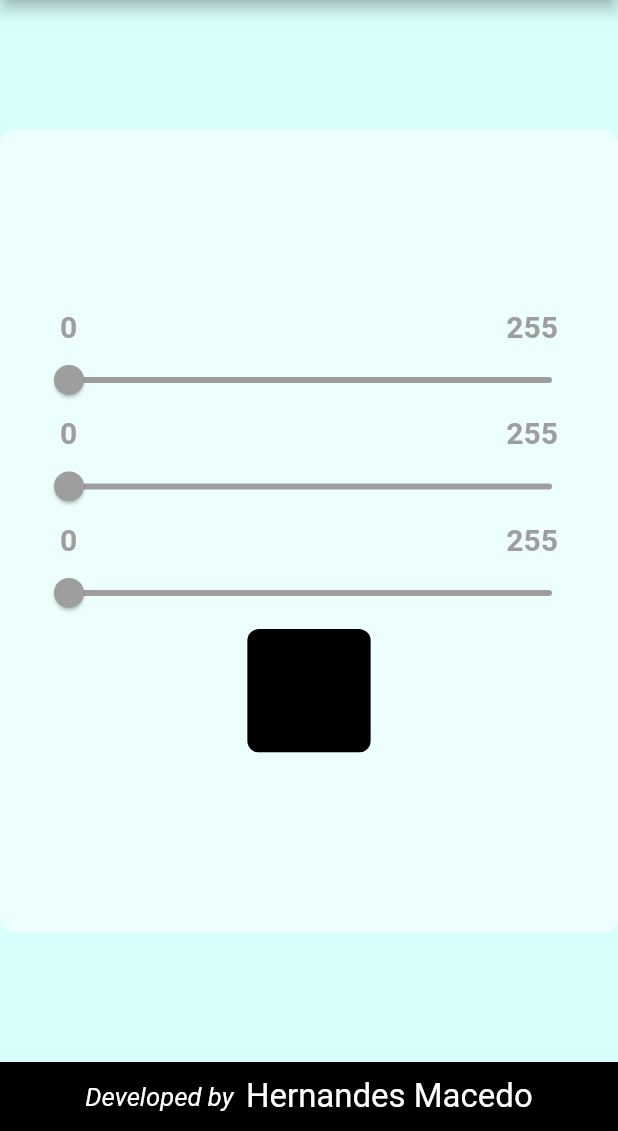
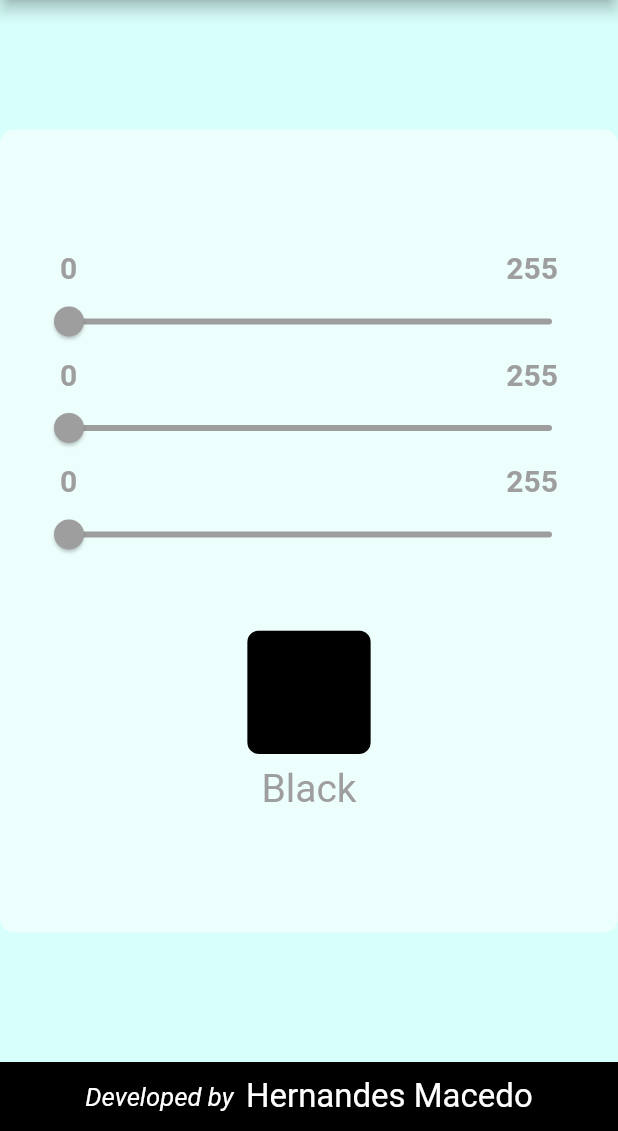
Before and after one commit to hernandesmacedo/perceptron-colors, a Flutter app: the screen it shows after launch, on a phone screen of 412 x 824 dp, the part 105-1236 px from its top. Run offline on Flutter 3.47's test engine with Material 2 defaults, Android fonts, the phone set to English and light mode, and no system bars; Roboto replaces fonts that are missing (Calibri).

Commit message:
Color name added to home

```diff
--- a/lib/pages/home.dart
+++ b/lib/pages/home.dart
@@ -2,6 +2,7 @@ import 'package:flutter/material.dart';
 import 'package:perceptron_colors/widgets/footer.dart';
 import 'package:perceptron_colors/widgets/header.dart';
 import 'package:perceptron_colors/widgets/rgb_slider.dart';
+import 'package:perceptron_colors/algorithm/perceptron.dart';
 
 class HomePage extends StatefulWidget {
   const HomePage({Key? key}) : super(key: key);
@@ -14,6 +15,7 @@ class _HomePageState extends State<HomePage> {
   int rSliderValue = 0;
   int gSliderValue = 0;
   int bSliderValue = 0;
+  String colorName = 'Black';
 
   @override
   Widget build(BuildContext context) {
@@ -37,6 +39,9 @@ class _HomePageState extends State<HomePage> {
                   onChanged: (value) {
                     setState(() {
                       rSliderValue = value.toInt();
+                      colorName = getColorName(normalize(
+                        [rSliderValue, gSliderValue, bSliderValue],
+                      ));
                     });
                   },
                 ),
@@ -47,6 +52,9 @@ class _HomePageState extends State<HomePage> {
                   onChanged: (value) {
                     setState(() {
                       gSliderValue = value.toInt();
+                      colorName = getColorName(normalize(
+                        [rSliderValue, gSliderValue, bSliderValue],
+                      ));
                     });
                   },
                 ),
@@ -57,9 +65,13 @@ class _HomePageState extends State<HomePage> {
                   onChanged: (value) {
                     setState(() {
                       bSliderValue = value.toInt();
+                      colorName = getColorName(normalize(
+                        [rSliderValue, gSliderValue, bSliderValue],
+                      ));
                     });
                   },
                 ),
+                const Padding(padding: EdgeInsets.all(20)),
                 ClipRRect(
                   borderRadius: BorderRadius.circular(8),
                   child: Container(
@@ -73,6 +85,15 @@ class _HomePageState extends State<HomePage> {
                     ),
                   ),
                 ),
+                const Padding(padding: EdgeInsets.all(4)),
+                Text(
+                  colorName,
+                  style: const TextStyle(
+                    fontSize: 26,
+                    fontFamily: 'Calibri',
+                    color: Colors.grey,
+                  ),
+                ),
               ],
             ),
           ),
```
